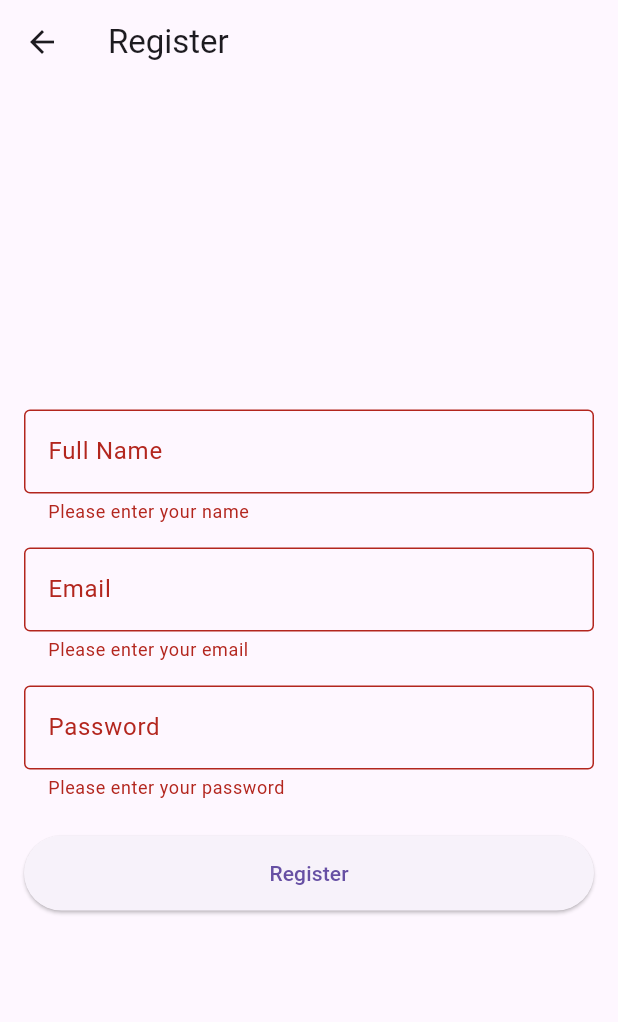
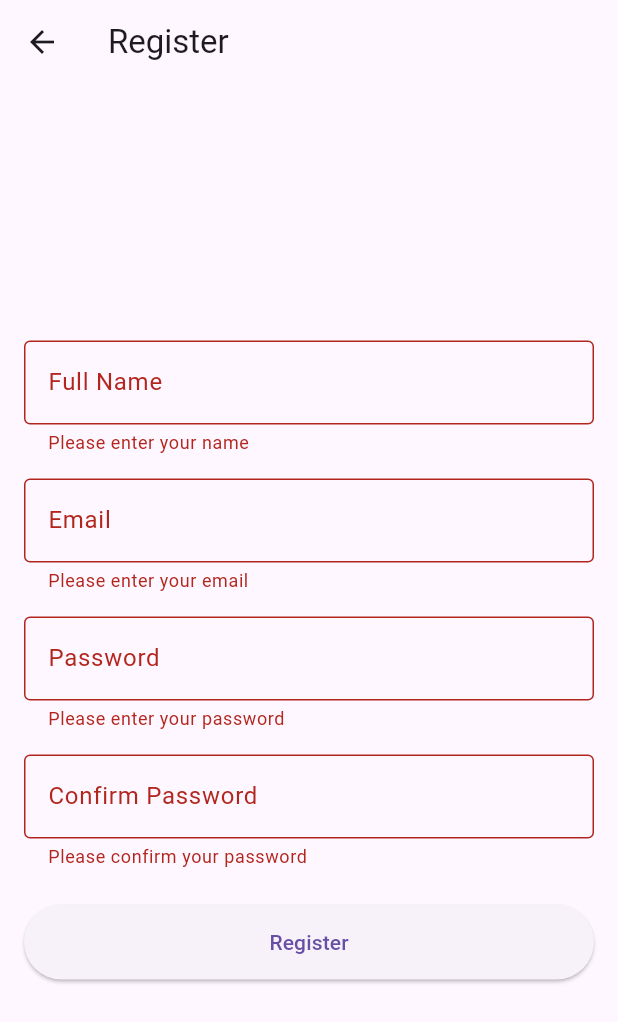
Before and after one commit to Atharv-iitr/Hangout-Planner-App, a Flutter app: the RegisterForm screen opened directly, after a tap on "Register", on a phone screen of 412 x 824 dp. Shown: the top 1022 px of the screen. Run offline on Flutter 3.47's test engine with Material 3 defaults, Android fonts, the phone set to English and light mode, and no system bars; our stand-ins replace cloud_firestore, firebase_auth, firebase_core; accounts and stored records are empty.

Commit message:
Update register_form.dart

```diff
--- a/lib/Pages/register_form.dart
+++ b/lib/Pages/register_form.dart
@@ -13,6 +13,7 @@ class _RegisterFormState extends State<RegisterForm> {
   final _formKey = GlobalKey<FormState>();
   final _emailController = TextEditingController();
   final _passwordController = TextEditingController();
+  final _confirmPasswordController = TextEditingController();
   final _nameController = TextEditingController();
   bool _isLoading = false;
 
@@ -40,6 +41,7 @@ class _RegisterFormState extends State<RegisterForm> {
   void dispose() {
     _emailController.dispose();
     _passwordController.dispose();
+    _confirmPasswordController.dispose();
     _nameController.dispose();
     super.dispose();
   }
@@ -106,6 +108,24 @@ class _RegisterFormState extends State<RegisterForm> {
                   return null;
                 },
               ),
+              const SizedBox(height: 16),
+              TextFormField(
+                controller: _confirmPasswordController,
+                decoration: const InputDecoration(
+                  labelText: 'Confirm Password',
+                  border: OutlineInputBorder(),
+                ),
+                obscureText: true,
+                validator: (value) {
+                  if (value == null || value.isEmpty) {
+                    return 'Please confirm your password';
+                  }
+                  if (value != _passwordController.text) {
+                    return 'Passwords do not match';
+                  }
+                  return null;
+                },
+              ),
               const SizedBox(height: 24),
               ElevatedButton(
                 onPressed: _isLoading ? null : _submit,
```
